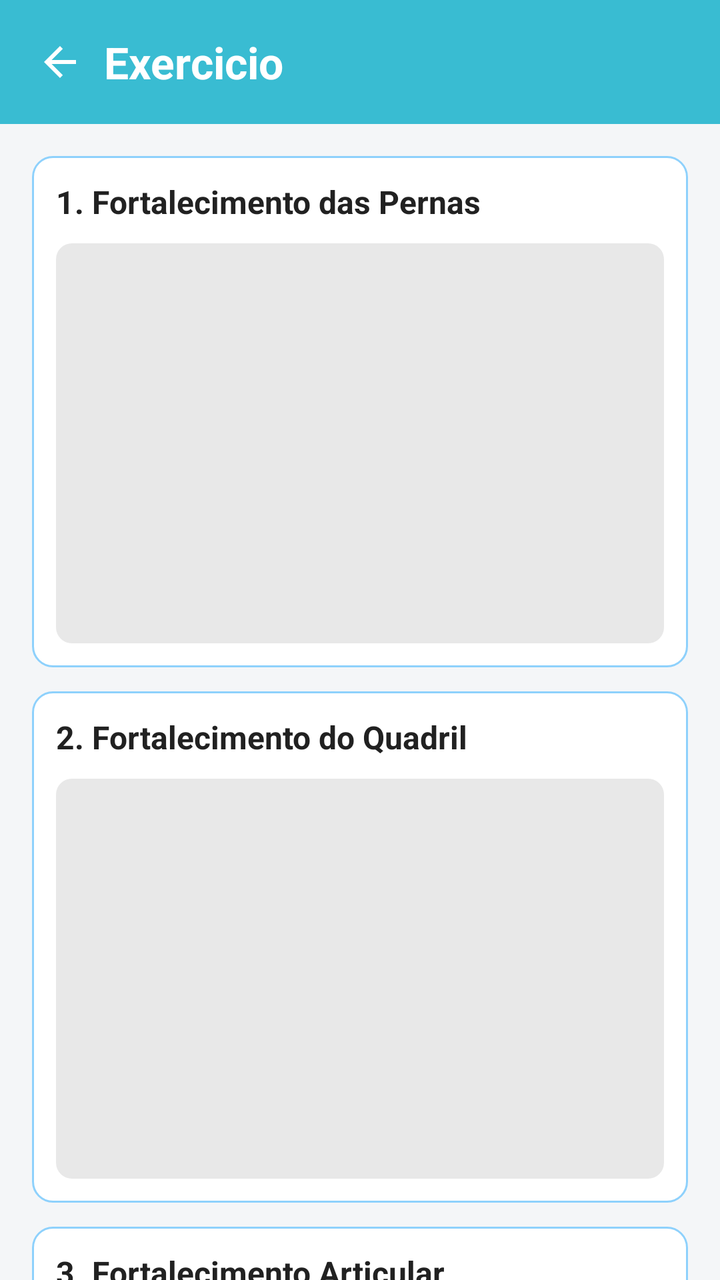
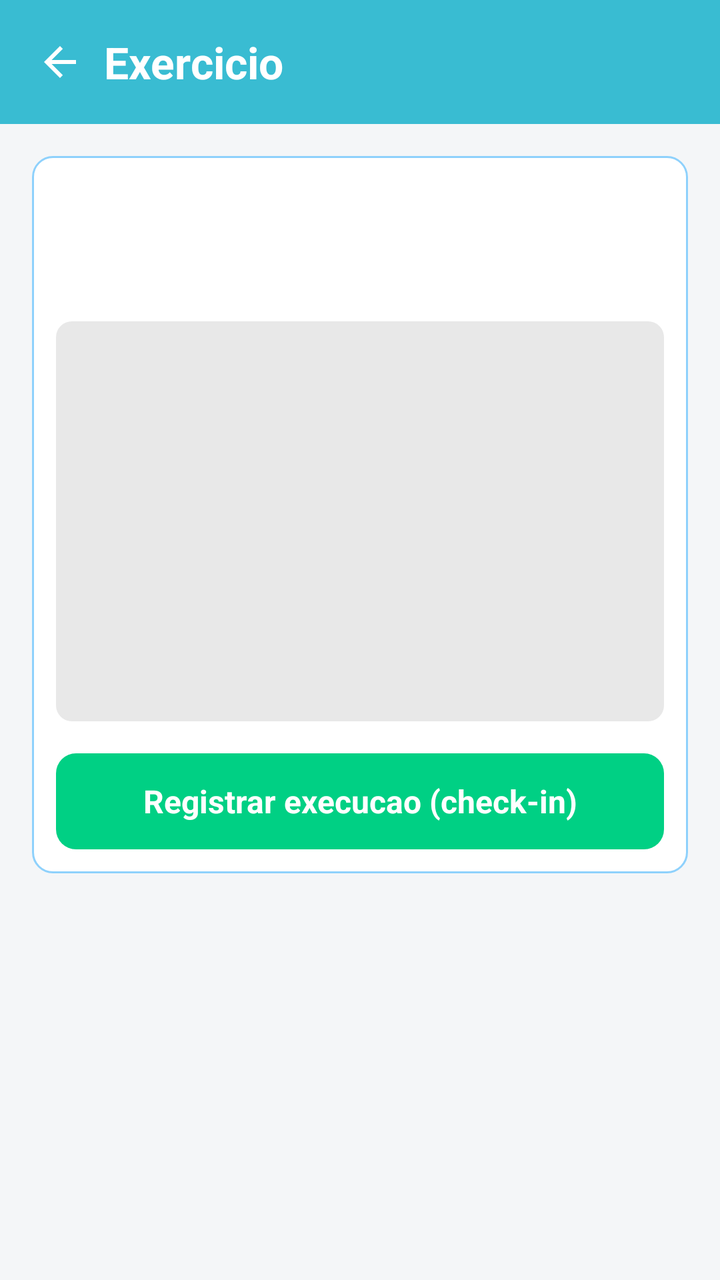

Two renders of the same Android screen: before a commit and after it. Below are the layout's source before the change and the commit's diff.
<!-- AndroidManifest.xml: application theme Theme.MayaRpg -->
<!-- res/layout/fragment_exercise_detail.xml -->
<?xml version="1.0" encoding="utf-8"?>
<LinearLayout xmlns:android="http://schemas.android.com/apk/res/android"
    android:layout_width="match_parent"
    android:layout_height="match_parent"
    android:background="@color/surface"
    android:orientation="vertical">

    <LinearLayout
        android:layout_width="match_parent"
        android:layout_height="62dp"
        android:background="@color/screen_background"
        android:gravity="center_vertical"
        android:orientation="horizontal"
        android:paddingHorizontal="8dp">

        <ImageButton
            android:id="@+id/btnBackExercise"
            android:layout_width="44dp"
            android:layout_height="44dp"
            android:background="?attr/selectableItemBackgroundBorderless"
            android:contentDescription="@string/voltar"
            android:padding="10dp"
            android:src="@drawable/ic_arrow_back" />

        <TextView
            android:layout_width="0dp"
            android:layout_height="wrap_content"
            android:layout_weight="1"
            android:text="@string/exercicio_tela_detalhe"
            android:textAlignment="center"
            android:textColor="@color/text_on_primary"
            android:textSize="22sp"
            android:textStyle="bold" />

        <View
            android:layout_width="44dp"
            android:layout_height="1dp" />
    </LinearLayout>

    <androidx.core.widget.NestedScrollView
        android:layout_width="match_parent"
        android:layout_height="0dp"
        android:layout_weight="1"
        android:fillViewport="true">

        <LinearLayout
            android:layout_width="match_parent"
            android:layout_height="wrap_content"
            android:orientation="vertical"
            android:padding="16dp">

            <LinearLayout
                android:layout_width="match_parent"
                android:layout_height="wrap_content"
                android:layout_marginBottom="12dp"
                android:background="@drawable/bg_card"
                android:orientation="vertical"
                android:padding="12dp">

                <TextView
                    android:layout_width="match_parent"
                    android:layout_height="wrap_content"
                    android:text="@string/ex_1_fortalecimento_pernas"
                    android:textColor="@color/text_primary"
                    android:textSize="16sp"
                    android:textStyle="bold" />

                <ImageView
                    android:layout_width="match_parent"
                    android:layout_height="200dp"
                    android:layout_marginTop="10dp"
                    android:adjustViewBounds="true"
                    android:contentDescription="@string/ex_1_fortalecimento_pernas"
                    android:scaleType="centerCrop"
                    android:src="@drawable/placeholder_exercise_image" />
            </LinearLayout>

            <LinearLayout
                android:layout_width="match_parent"
                android:layout_height="wrap_content"
                android:layout_marginBottom="12dp"
                android:background="@drawable/bg_card"
                android:orientation="vertical"
                android:padding="12dp">

                <TextView
                    android:layout_width="match_parent"
                    android:layout_height="wrap_content"
                    android:text="@string/ex_2_fortalecimento_quadril"
                    android:textColor="@color/text_primary"
                    android:textSize="16sp"
                    android:textStyle="bold" />

                <ImageView
                    android:layout_width="match_parent"
                    android:layout_height="200dp"
                    android:layout_marginTop="10dp"
                    android:adjustViewBounds="true"
                    android:contentDescription="@string/ex_2_fortalecimento_quadril"
                    android:scaleType="centerCrop"
                    android:src="@drawable/placeholder_exercise_image" />
            </LinearLayout>

            <LinearLayout
                android:layout_width="match_parent"
                android:layout_height="wrap_content"
                android:background="@drawable/bg_card"
                android:orientation="vertical"
                android:padding="12dp">

                <TextView
                    android:layout_width="match_parent"
                    android:layout_height="wrap_content"
                    android:text="@string/ex_3_fortalecimento_articular"
                    android:textColor="@color/text_primary"
                    android:textSize="16sp"
                    android:textStyle="bold" />

                <ImageView
                    android:layout_width="match_parent"
                    android:layout_height="200dp"
                    android:layout_marginTop="10dp"
                    android:adjustViewBounds="true"
                    android:contentDescription="@string/ex_3_fortalecimento_articular"
                    android:scaleType="centerCrop"
                    android:src="@drawable/placeholder_exercise_image" />
            </LinearLayout>
        </LinearLayout>
    </androidx.core.widget.NestedScrollView>
</LinearLayout>
<!-- resources referenced by this layout -->
<resources>
  <color name="screen_background">#39BCD2</color>
  <color name="surface">#F4F6F8</color>
  <color name="text_on_primary">#FFFFFF</color>
  <color name="text_primary">#212121</color>
  <!-- drawable bg_card (drawable) -->
  <?xml version="1.0" encoding="utf-8"?>
  <shape xmlns:android="http://schemas.android.com/apk/res/android">
      <solid android:color="@android:color/white" />
      <corners android:radius="10dp" />
      <stroke
          android:width="1dp"
          android:color="@color/primary_light" />
  </shape>
  <!-- drawable ic_arrow_back (drawable) -->
  <?xml version="1.0" encoding="utf-8"?>
  <vector xmlns:android="http://schemas.android.com/apk/res/android"
      android:width="24dp"
      android:height="24dp"
      android:viewportWidth="24"
      android:viewportHeight="24">
      <path
          android:fillColor="#FFFFFF"
          android:pathData="M20,11H7.83l5.59,-5.59L12,4l-8,8 8,8 1.41,-1.41L7.83,13H20v-2z" />
  </vector>
  <!-- drawable placeholder_exercise_image (drawable) -->
  <?xml version="1.0" encoding="utf-8"?>
  <shape xmlns:android="http://schemas.android.com/apk/res/android">
      <solid android:color="#E8E8E8" />
      <corners android:radius="8dp" />
  </shape>
  <string name="ex_1_fortalecimento_pernas">1. Fortalecimento das Pernas</string>
  <string name="ex_2_fortalecimento_quadril">2. Fortalecimento do Quadril</string>
  <string name="ex_3_fortalecimento_articular">3. Fortalecimento Articular</string>
  <string name="exercicio_tela_detalhe">Exercicio</string>
  <string name="voltar">Voltar</string>
  <style name="Theme.MayaRpg" parent="Base.Theme.MayaRpg" />
  <color name="primary_light">#8ED1FC</color>
  <style name="Base.Theme.MayaRpg" parent="Theme.Material3.DayNight.NoActionBar">
          <item name="colorPrimary">@color/brand_primary</item>
          <item name="colorSecondary">@color/button_green</item>
          <item name="colorTertiary">@color/button_green</item>
          <item name="android:colorBackground">@color/surface</item>
      </style>
  <color name="brand_primary">#0693E3</color>
  <color name="button_green">#00D084</color>
</resources>

<!-- the commit's change to res/layout/fragment_exercise_detail.xml (unified diff, before → after) -->
@@ -52,78 +52,47 @@
             <LinearLayout
                 android:layout_width="match_parent"
                 android:layout_height="wrap_content"
-                android:layout_marginBottom="12dp"
                 android:background="@drawable/bg_card"
                 android:orientation="vertical"
                 android:padding="12dp">
 
                 <TextView
+                    android:id="@+id/tvExerciseDetailTitle"
                     android:layout_width="match_parent"
                     android:layout_height="wrap_content"
-                    android:text="@string/ex_1_fortalecimento_pernas"
                     android:textColor="@color/text_primary"
-                    android:textSize="16sp"
+                    android:textSize="18sp"
                     android:textStyle="bold" />
+
+                <TextView
+                    android:id="@+id/tvExerciseDetailDesc"
+                    android:layout_width="match_parent"
+                    android:layout_height="wrap_content"
+                    android:layout_marginTop="12dp"
+                    android:lineSpacingExtra="4dp"
+                    android:textColor="@color/text_primary"
+                    android:textSize="15sp" />
 
                 <ImageView
                     android:layout_width="match_parent"
                     android:layout_height="200dp"
-                    android:layout_marginTop="10dp"
+                    android:layout_marginTop="14dp"
                     android:adjustViewBounds="true"
-                    android:contentDescription="@string/ex_1_fortalecimento_pernas"
+                    android:contentDescription="@string/exercicio_tela_detalhe"
                     android:scaleType="centerCrop"
                     android:src="@drawable/placeholder_exercise_image" />
-            </LinearLayout>
-
-            <LinearLayout
-                android:layout_width="match_parent"
-                android:layout_height="wrap_content"
-                android:layout_marginBottom="12dp"
-                android:background="@drawable/bg_card"
-                android:orientation="vertical"
-                android:padding="12dp">
 
                 <TextView
+                    android:id="@+id/btnRegistrarExecucao"
                     android:layout_width="match_parent"
-                    android:layout_height="wrap_content"
-                    android:text="@string/ex_2_fortalecimento_quadril"
-                    android:textColor="@color/text_primary"
+                    android:layout_height="48dp"
+                    android:layout_marginTop="16dp"
+                    android:background="@drawable/bg_button_primary"
+                    android:gravity="center"
+                    android:text="@string/registrar_execucao"
+                    android:textColor="@color/text_on_primary"
                     android:textSize="16sp"
                     android:textStyle="bold" />
-
-                <ImageView
-                    android:layout_width="match_parent"
-                    android:layout_height="200dp"
-                    android:layout_marginTop="10dp"
-                    android:adjustViewBounds="true"
-                    android:contentDescription="@string/ex_2_fortalecimento_quadril"
-                    android:scaleType="centerCrop"
-                    android:src="@drawable/placeholder_exercise_image" />
-            </LinearLayout>
-
-            <LinearLayout
-                android:layout_width="match_parent"
-                android:layout_height="wrap_content"
-                android:background="@drawable/bg_card"
-                android:orientation="vertical"
-                android:padding="12dp">
-
-                <TextView
-                    android:layout_width="match_parent"
-                    android:layout_height="wrap_content"
-                    android:text="@string/ex_3_fortalecimento_articular"
-                    android:textColor="@color/text_primary"
-                    android:textSize="16sp"
-                    android:textStyle="bold" />
-
-                <ImageView
-                    android:layout_width="match_parent"
-                    android:layout_height="200dp"
-                    android:layout_marginTop="10dp"
-                    android:adjustViewBounds="true"
-                    android:contentDescription="@string/ex_3_fortalecimento_articular"
-                    android:scaleType="centerCrop"
-                    android:src="@drawable/placeholder_exercise_image" />
             </LinearLayout>
         </LinearLayout>
     </androidx.core.widget.NestedScrollView>
<!-- resource entries referenced after the edit -->
@@ -4,6 +4,12 @@
   <color name="surface">#F4F6F8</color>
   <color name="text_on_primary">#FFFFFF</color>
   <color name="text_primary">#212121</color>
+  <!-- drawable bg_button_primary (drawable) -->
+  <?xml version="1.0" encoding="utf-8"?>
+  <shape xmlns:android="http://schemas.android.com/apk/res/android">
+      <solid android:color="@color/button_green" />
+      <corners android:radius="10dp" />
+  </shape>
   <!-- drawable bg_card (drawable) -->
   <?xml version="1.0" encoding="utf-8"?>
   <shape xmlns:android="http://schemas.android.com/apk/res/android">
@@ -30,12 +36,11 @@
       <solid android:color="#E8E8E8" />
       <corners android:radius="8dp" />
   </shape>
-  <string name="ex_1_fortalecimento_pernas">1. Fortalecimento das Pernas</string>
-  <string name="ex_2_fortalecimento_quadril">2. Fortalecimento do Quadril</string>
-  <string name="ex_3_fortalecimento_articular">3. Fortalecimento Articular</string>
   <string name="exercicio_tela_detalhe">Exercicio</string>
+  <string name="registrar_execucao">Registrar execucao (check-in)</string>
   <string name="voltar">Voltar</string>
   <style name="Theme.MayaRpg" parent="Base.Theme.MayaRpg" />
+  <color name="button_green">#00D084</color>
   <color name="primary_light">#8ED1FC</color>
   <style name="Base.Theme.MayaRpg" parent="Theme.Material3.DayNight.NoActionBar">
           <item name="colorPrimary">@color/brand_primary</item>
@@ -44,6 +49,5 @@
           <item name="android:colorBackground">@color/surface</item>
       </style>
   <color name="brand_primary">#0693E3</color>
-  <color name="button_green">#00D084</color>
 </resources>
 
